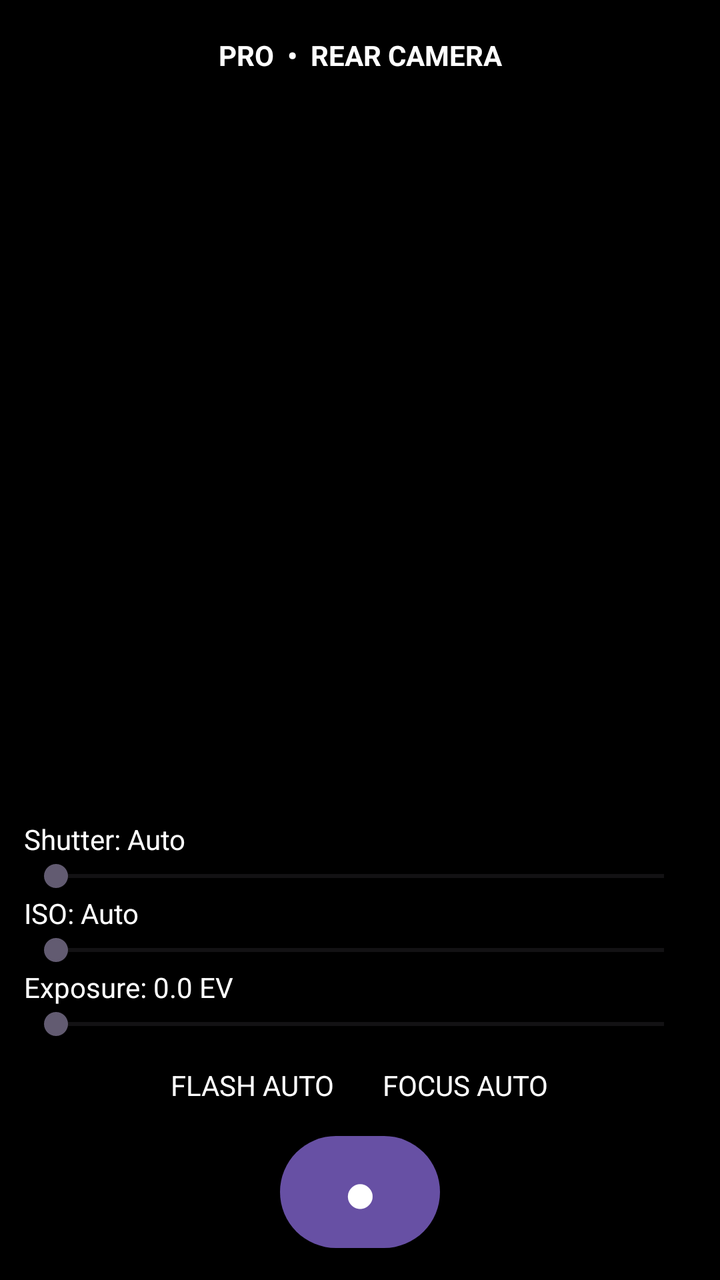
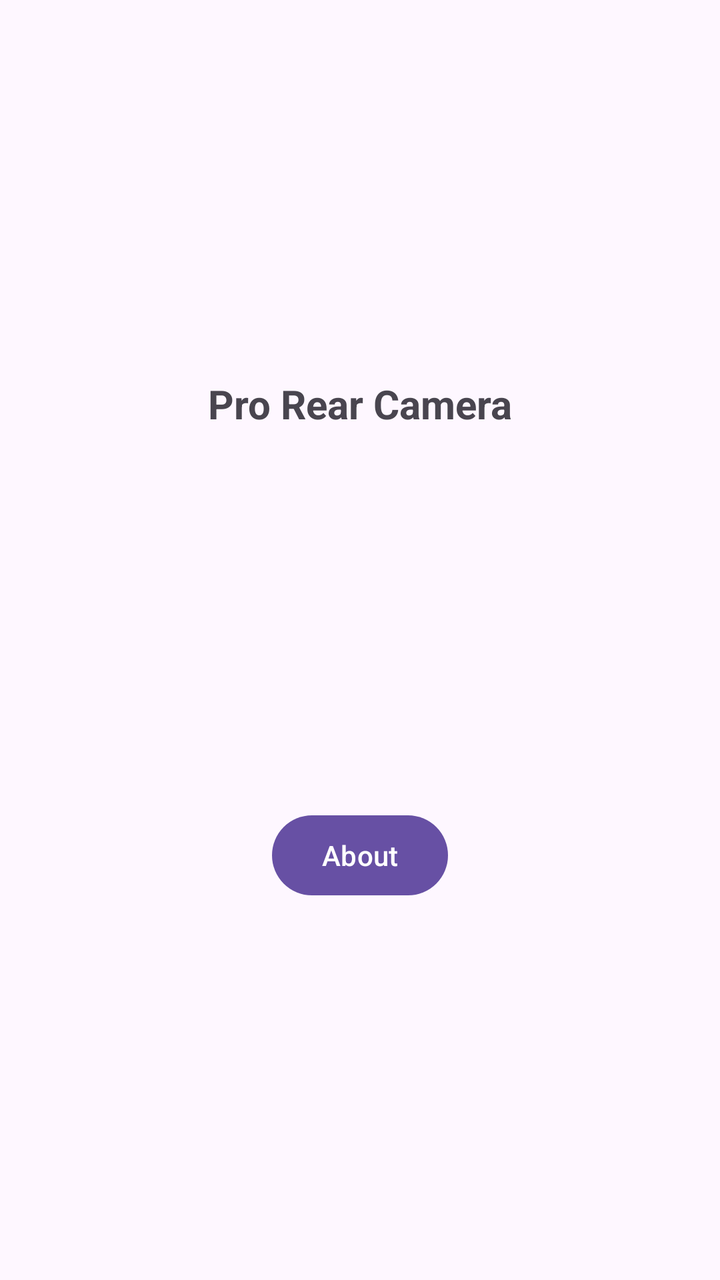

Compare the two renders of this Android layout. The source of the first and the diff that turns it into the second are given below.
<!-- AndroidManifest.xml: application theme Theme.ProRearCamera -->
<!-- res/layout/activity_main.xml -->
<FrameLayout xmlns:android="http://schemas.android.com/apk/res/android" android:layout_width="match_parent" android:layout_height="match_parent" android:background="#000000">
    <TextureView android:id="@+id/preview" android:layout_width="match_parent" android:layout_height="match_parent"/>
    <TextView android:id="@+id/topInfo" android:layout_width="match_parent" android:layout_height="wrap_content" android:gravity="center" android:padding="18dp" android:text="PRO  •  REAR CAMERA" android:textColor="#FFFFFF" android:textStyle="bold"/>
    <LinearLayout android:id="@+id/proPanel" android:layout_width="match_parent" android:layout_height="wrap_content" android:layout_gravity="bottom" android:orientation="vertical" android:padding="12dp" android:background="#AA000000">
        <TextView android:id="@+id/shutterText" android:layout_width="match_parent" android:layout_height="wrap_content" android:text="Shutter: Auto" android:textColor="#FFFFFF"/>
        <SeekBar android:id="@+id/shutterBar" android:layout_width="match_parent" android:layout_height="wrap_content"/>
        <TextView android:id="@+id/isoText" android:layout_width="match_parent" android:layout_height="wrap_content" android:text="ISO: Auto" android:textColor="#FFFFFF"/>
        <SeekBar android:id="@+id/isoBar" android:layout_width="match_parent" android:layout_height="wrap_content"/>
        <TextView android:id="@+id/exposureText" android:layout_width="match_parent" android:layout_height="wrap_content" android:text="Exposure: 0.0 EV" android:textColor="#FFFFFF"/>
        <SeekBar android:id="@+id/exposureBar" android:layout_width="match_parent" android:layout_height="wrap_content"/>
        <LinearLayout android:layout_width="match_parent" android:layout_height="wrap_content" android:gravity="center" android:orientation="horizontal">
            <TextView android:id="@+id/flashButton" android:layout_width="wrap_content" android:layout_height="wrap_content" android:padding="12dp" android:text="FLASH AUTO" android:textColor="#FFFFFF"/>
            <TextView android:id="@+id/focusButton" android:layout_width="wrap_content" android:layout_height="wrap_content" android:padding="12dp" android:text="FOCUS AUTO" android:textColor="#FFFFFF"/>
        </LinearLayout>
        <Button android:id="@+id/captureButton" android:layout_width="80dp" android:layout_height="64dp" android:layout_gravity="center" android:text="●" android:textSize="28sp"/>
    </LinearLayout>
</FrameLayout>
<!-- resources referenced by this layout -->
<resources>
  <style name="Theme.ProRearCamera" parent="Theme.Material3.DayNight.NoActionBar">
          <item name="android:windowFullscreen">true</item>
          <item name="android:navigationBarColor">#000000</item>
          <item name="android:statusBarColor">#000000</item>
      </style>
</resources>

<!-- the commit's change to res/layout/activity_main.xml (unified diff, before → after) -->
@@ -1,17 +1,34 @@
-<FrameLayout xmlns:android="http://schemas.android.com/apk/res/android" android:layout_width="match_parent" android:layout_height="match_parent" android:background="#000000">
-    <TextureView android:id="@+id/preview" android:layout_width="match_parent" android:layout_height="match_parent"/>
-    <TextView android:id="@+id/topInfo" android:layout_width="match_parent" android:layout_height="wrap_content" android:gravity="center" android:padding="18dp" android:text="PRO  •  REAR CAMERA" android:textColor="#FFFFFF" android:textStyle="bold"/>
-    <LinearLayout android:id="@+id/proPanel" android:layout_width="match_parent" android:layout_height="wrap_content" android:layout_gravity="bottom" android:orientation="vertical" android:padding="12dp" android:background="#AA000000">
-        <TextView android:id="@+id/shutterText" android:layout_width="match_parent" android:layout_height="wrap_content" android:text="Shutter: Auto" android:textColor="#FFFFFF"/>
-        <SeekBar android:id="@+id/shutterBar" android:layout_width="match_parent" android:layout_height="wrap_content"/>
-        <TextView android:id="@+id/isoText" android:layout_width="match_parent" android:layout_height="wrap_content" android:text="ISO: Auto" android:textColor="#FFFFFF"/>
-        <SeekBar android:id="@+id/isoBar" android:layout_width="match_parent" android:layout_height="wrap_content"/>
-        <TextView android:id="@+id/exposureText" android:layout_width="match_parent" android:layout_height="wrap_content" android:text="Exposure: 0.0 EV" android:textColor="#FFFFFF"/>
-        <SeekBar android:id="@+id/exposureBar" android:layout_width="match_parent" android:layout_height="wrap_content"/>
-        <LinearLayout android:layout_width="match_parent" android:layout_height="wrap_content" android:gravity="center" android:orientation="horizontal">
-            <TextView android:id="@+id/flashButton" android:layout_width="wrap_content" android:layout_height="wrap_content" android:padding="12dp" android:text="FLASH AUTO" android:textColor="#FFFFFF"/>
-            <TextView android:id="@+id/focusButton" android:layout_width="wrap_content" android:layout_height="wrap_content" android:padding="12dp" android:text="FOCUS AUTO" android:textColor="#FFFFFF"/>
-        </LinearLayout>
-        <Button android:id="@+id/captureButton" android:layout_width="80dp" android:layout_height="64dp" android:layout_gravity="center" android:text="●" android:textSize="28sp"/>
-    </LinearLayout>
-</FrameLayout>
+<?xml version="1.0" encoding="utf-8"?>
+<androidx.constraintlayout.widget.ConstraintLayout 
+    xmlns:android="http://schemas.android.com/apk/res/android"
+    xmlns:app="http://schemas.android.com/apk/res-auto"
+    xmlns:tools="http://schemas.android.com/tools"
+    android:layout_width="match_parent"
+    android:layout_height="match_parent"
+    tools:context=".MainActivity">
+
+    
+    <TextView
+        android:id="@+id/tvTitle"
+        android:layout_width="wrap_content"
+        android:layout_height="wrap_content"
+        android:text="Pro Rear Camera"
+        android:textSize="20sp"
+        android:textStyle="bold"
+        app:layout_constraintBottom_toTopOf="@+id/aboutButton"
+        app:layout_constraintEnd_toEndOf="parent"
+        app:layout_constraintStart_toStartOf="parent"
+        app:layout_constraintTop_toTopOf="parent" />
+
+    
+    <Button
+        android:id="@+id/aboutButton"
+        android:layout_width="wrap_content"
+        android:layout_height="wrap_content"
+        android:text="About"
+        app:layout_constraintBottom_toBottomOf="parent"
+        app:layout_constraintEnd_toEndOf="parent"
+        app:layout_constraintStart_toStartOf="parent"
+        app:layout_constraintTop_toBottomOf="@+id/tvTitle" />
+
+</androidx.constraintlayout.widget.ConstraintLayout>
